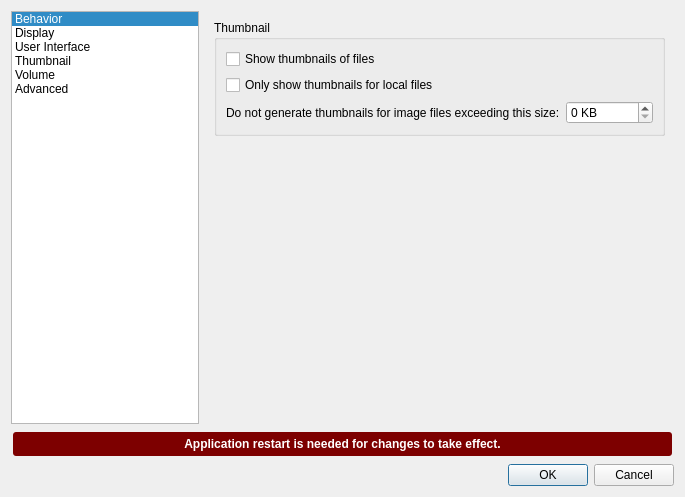
Before: the Qt Designer form pcmanfm/preferences.ui in lxqt/pcmanfm-qt, drawn with Qt 5.
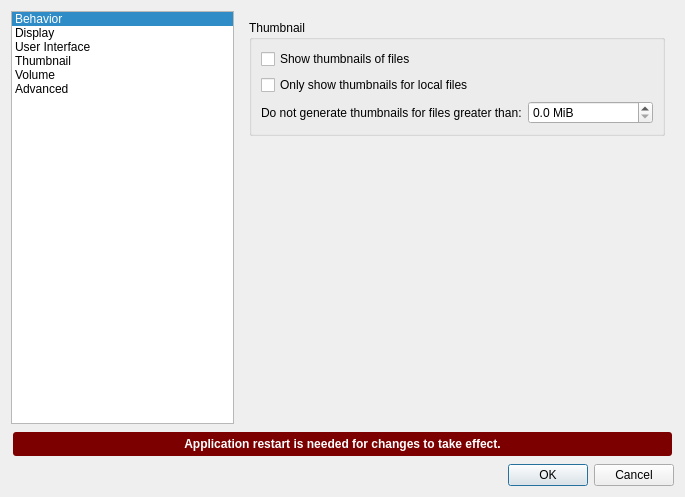
After: the same form once the commit is applied. The open tabs and pages were chosen to show the change.

Commit message:
Made max thumbnail size spinbox in MiB
And set its max to 2048 MiB, with a precision of 0.1 MiB.

Closes https://github.com/lxqt/pcmanfm-qt/issues/1316

Patch:
```diff
--- a/pcmanfm/preferences.ui
+++ b/pcmanfm/preferences.ui
@@ -601,17 +601,20 @@
             <item row="2" column="0">
              <widget class="QLabel" name="label_10">
               <property name="text">
-               <string>Do not generate thumbnails for image files exceeding this size:</string>
+               <string>Do not generate thumbnails for files greater than:</string>
               </property>
              </widget>
             </item>
             <item row="2" column="1">
-             <widget class="QSpinBox" name="maxThumbnailFileSize">
+             <widget class="QDoubleSpinBox" name="maxThumbnailFileSize">
               <property name="suffix">
-               <string> KB</string>
+               <string> MiB</string>
+              </property>
+              <property name="decimals">
+               <number>1</number>
               </property>
               <property name="maximum">
-               <number>1048576</number>
+               <double>2048.000000000000000</double>
               </property>
              </widget>
             </item>
```
The commit also changes 1 other file.
